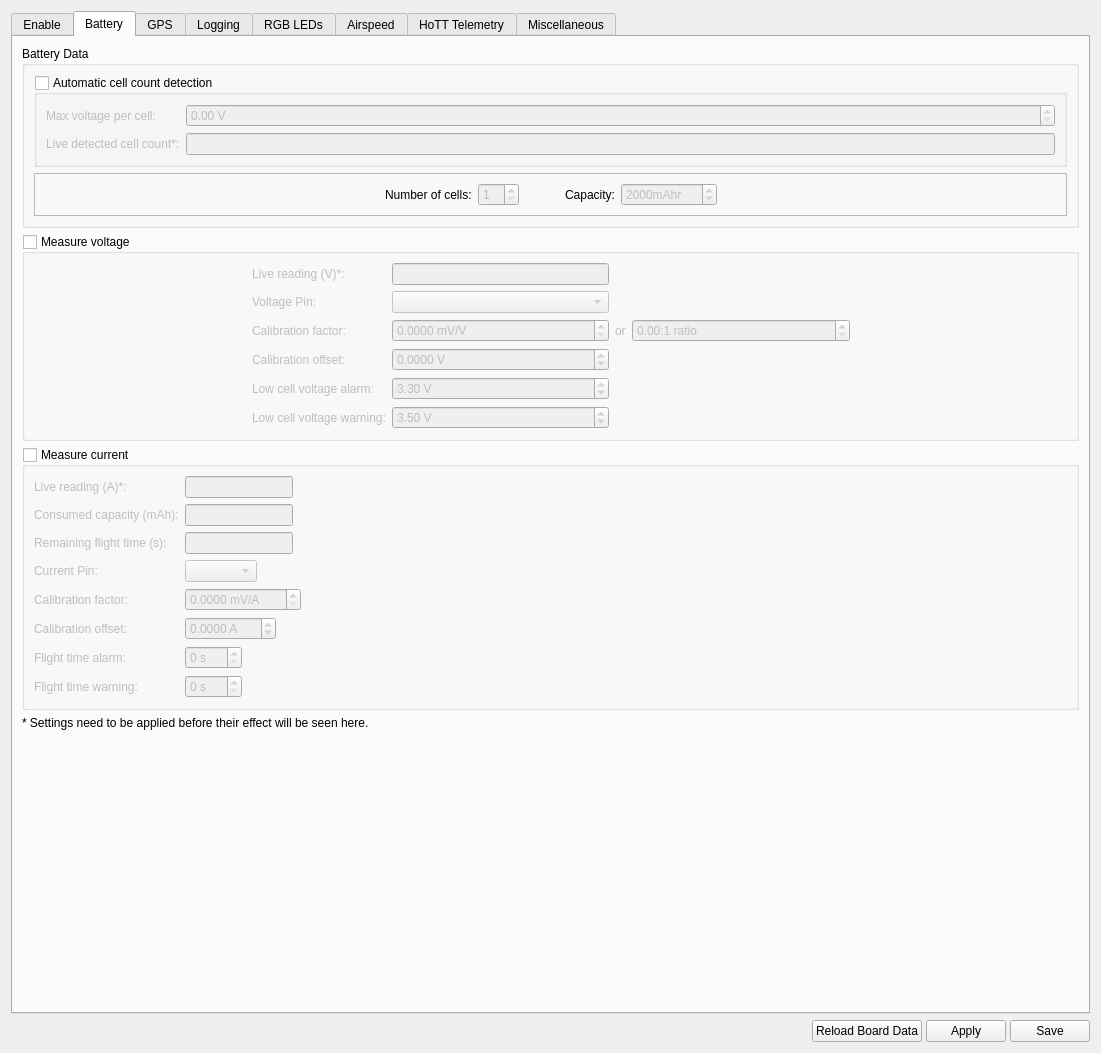
The window that ground/gcs/src/plugins/config/modules.ui (d-ronin/dRonin) describes before a commit, drawn with Qt 5.
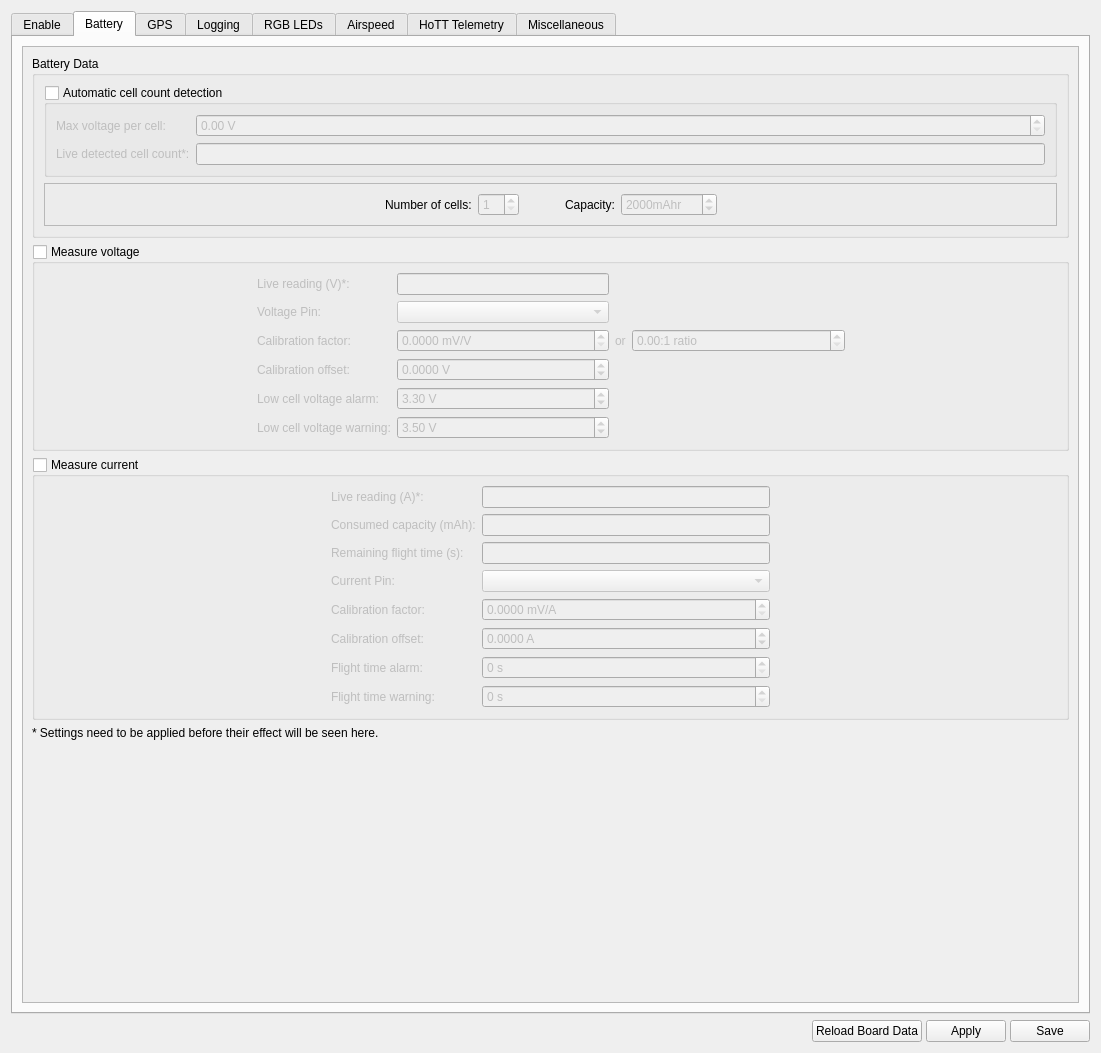
The same window after the commit. The open tabs and pages were chosen to show the change. Icons and pictures are not drawn. Custom widgets are drawn as their Qt base class.

Commit message: GCS:Config: Add scroll areas around tabs to avoid squeezing

```diff
--- a/ground/gcs/src/plugins/config/modules.ui
+++ b/ground/gcs/src/plugins/config/modules.ui
@@ -448,6 +448,24 @@
       </attribute>
       <layout class="QVBoxLayout" name="verticalLayout_7">
        <item>
+        <widget class="QScrollArea" name="scrollArea_2">
+         <property name="sizeAdjustPolicy">
+          <enum>QAbstractScrollArea::AdjustToContents</enum>
+         </property>
+         <property name="widgetResizable">
+          <bool>true</bool>
+         </property>
+         <widget class="QWidget" name="scrollAreaWidgetContents_2">
+          <property name="geometry">
+           <rect>
+            <x>0</x>
+            <y>0</y>
+            <width>1059</width>
+            <height>889</height>
+           </rect>
+          </property>
+          <layout class="QVBoxLayout" name="verticalLayout_14">
+           <item>
         <widget class="QGroupBox" name="gbBatteryData">
          <property name="title">
           <string>Battery Data</string>
@@ -882,18 +900,15 @@
          <property name="checked">
           <bool>false</bool>
          </property>
-         <layout class="QFormLayout" name="formLayout_2">
-          <property name="fieldGrowthPolicy">
-           <enum>QFormLayout::FieldsStayAtSizeHint</enum>
-          </property>
-          <item row="0" column="0">
+             <layout class="QGridLayout" name="gridLayout_4">
+              <item row="0" column="1">
            <widget class="QLabel" name="label_9">
             <property name="text">
              <string>Live reading (A)*:</string>
             </property>
            </widget>
           </item>
-          <item row="0" column="1">
+              <item row="0" column="2">
            <widget class="QLineEdit" name="le_liveCurrentReading">
             <property name="readOnly">
              <bool>true</bool>
@@ -906,38 +921,24 @@
             </property>
            </widget>
           </item>
-          <item row="1" column="0">
-           <widget class="QLabel" name="label_36">
+              <item row="7" column="1">
+               <widget class="QLabel" name="label_35">
             <property name="text">
-             <string>Consumed capacity (mAh):</string>
+                 <string>Flight time warning:</string>
             </property>
            </widget>
           </item>
-          <item row="1" column="1">
-           <widget class="QLineEdit" name="le_liveConsumedEnergy">
-            <property name="readOnly">
-             <bool>true</bool>
-            </property>
-            <property name="objrelation" stdset="0">
-             <stringlist>
-              <string>objname:FlightBatteryState</string>
-              <string>fieldname:ConsumedEnergy</string>
-             </stringlist>
-            </property>
-           </widget>
-          </item>
-          <item row="2" column="0">
-           <widget class="QLabel" name="label_37">
-            <property name="text">
-             <string>Remaining flight time (s):</string>
-            </property>
-           </widget>
-          </item>
-          <item row="2" column="1">
-           <widget class="QLineEdit" name="le_liveEstimatedFlightTime">
-            <property name="readOnly">
-             <bool>true</bool>
-            </property>
+              <item row="7" column="2">
+               <widget class="QSpinBox" name="sb_flightTimeWarning">
+                <property name="toolTip">
+                 <string>&lt;html&gt;&lt;head/&gt;&lt;body&gt;&lt;p&gt;Issue a warning when the remaining flight time (calculated based on battery capacity and current consumed) is below this threshold. Set to 0s to disable.&lt;/p&gt;&lt;/body&gt;&lt;/html&gt;</string>
+                </property>
+                <property name="suffix">
+                 <string> s</string>
+                </property>
+                <property name="maximum">
+                 <number>255</number>
+                </property>
             <property name="objrelation" stdset="0">
              <stringlist>
               <string>objname:FlightBatteryState</string>
@@ -946,14 +947,14 @@
             </property>
            </widget>
           </item>
-          <item row="4" column="0">
+              <item row="3" column="1">
            <widget class="QLabel" name="label_24">
             <property name="text">
              <string>Current Pin:</string>
             </property>
            </widget>
           </item>
-          <item row="4" column="1">
+              <item row="3" column="2">
            <widget class="QComboBox" name="cbCurrentPin">
             <property name="toolTip">
              <string>&lt;html&gt;&lt;head/&gt;&lt;body&gt;&lt;p&gt;Select an ADC pin to measure the current. Pins not available with the current board configuration are labeled &amp;quot;Disabled&amp;quot;. These pins may be enabled by settings on the &amp;quot;Hardware&amp;quot; tab. Pins labeled &amp;quot;N/A&amp;quot; are not available due to the board hardware design.&lt;/p&gt;&lt;/body&gt;&lt;/html&gt;</string>
@@ -966,7 +967,7 @@
             </property>
            </widget>
           </item>
-          <item row="5" column="0">
+              <item row="4" column="1">
            <widget class="QLabel" name="label_8">
             <property name="text">
              <string>Calibration factor:</string>
@@ -974,36 +975,13 @@
            </widget>
           </item>
           <item row="5" column="1">
-           <widget class="QDoubleSpinBox" name="sb_currentFactor">
-            <property name="suffix">
-             <string> mV/A</string>
-            </property>
-            <property name="decimals">
-             <number>4</number>
-            </property>
-            <property name="maximum">
-             <double>1000.000000000000000</double>
-            </property>
-            <property name="singleStep">
-             <double>0.000010000000000</double>
-            </property>
-            <property name="objrelation" stdset="0">
-             <stringlist>
-              <string>objname:FlightBatterySettings</string>
-              <string>fieldname:SensorCalibrationFactor</string>
-              <string>element:Current</string>
-             </stringlist>
-            </property>
-           </widget>
-          </item>
-          <item row="6" column="0">
            <widget class="QLabel" name="label_32">
             <property name="text">
              <string>Calibration offset:</string>
             </property>
            </widget>
           </item>
-          <item row="6" column="1">
+              <item row="5" column="2">
            <widget class="QDoubleSpinBox" name="sb_currentOffSet">
             <property name="suffix">
              <string> A</string>
@@ -1029,14 +1007,14 @@
             </property>
            </widget>
           </item>
-          <item row="7" column="0">
+              <item row="6" column="1">
            <widget class="QLabel" name="label_33">
             <property name="text">
              <string>Flight time alarm:</string>
             </property>
            </widget>
           </item>
-          <item row="7" column="1">
+              <item row="6" column="2">
            <widget class="QSpinBox" name="sb_flightTimeAlarm">
             <property name="toolTip">
              <string>&lt;html&gt;&lt;head/&gt;&lt;body&gt;&lt;p&gt;Raise an alarm when the remaining flight time (calculated based on battery capacity and current consumed) is below this threshold. Set to 0s to disable.&lt;/p&gt;&lt;/body&gt;&lt;/html&gt;</string>
@@ -1056,23 +1034,59 @@
             </property>
            </widget>
           </item>
-          <item row="8" column="0">
-           <widget class="QLabel" name="label_35">
+              <item row="2" column="0">
+               <spacer name="horizontalSpacer_3">
+                <property name="orientation">
+                 <enum>Qt::Horizontal</enum>
+                </property>
+                <property name="sizeHint" stdset="0">
+                 <size>
+                  <width>40</width>
+                  <height>20</height>
+                 </size>
+                </property>
+               </spacer>
+              </item>
+              <item row="1" column="1">
+               <widget class="QLabel" name="label_36">
             <property name="text">
-             <string>Flight time warning:</string>
+                 <string>Consumed capacity (mAh):</string>
             </property>
            </widget>
           </item>
-          <item row="8" column="1">
-           <widget class="QSpinBox" name="sb_flightTimeWarning">
-            <property name="toolTip">
-             <string>&lt;html&gt;&lt;head/&gt;&lt;body&gt;&lt;p&gt;Issue a warning when the remaining flight time (calculated based on battery capacity and current consumed) is below this threshold. Set to 0s to disable.&lt;/p&gt;&lt;/body&gt;&lt;/html&gt;</string>
-            </property>
+              <item row="1" column="2">
+               <widget class="QLineEdit" name="le_liveConsumedEnergy">
+                <property name="readOnly">
+                 <bool>true</bool>
+                </property>
+                <property name="objrelation" stdset="0">
+                 <stringlist>
+                  <string>objname:FlightBatteryState</string>
+                  <string>fieldname:ConsumedEnergy</string>
+                 </stringlist>
+                </property>
+               </widget>
+              </item>
+              <item row="2" column="1">
+               <widget class="QLabel" name="label_37">
+                <property name="text">
+                 <string>Remaining flight time (s):</string>
+                </property>
+               </widget>
+              </item>
+              <item row="4" column="2">
+               <widget class="QDoubleSpinBox" name="sb_currentFactor">
             <property name="suffix">
-             <string> s</string>
+                 <string> mV/A</string>
+                </property>
+                <property name="decimals">
+                 <number>4</number>
             </property>
             <property name="maximum">
-             <number>255</number>
+                 <double>1000.000000000000000</double>
+                </property>
+                <property name="singleStep">
+                 <double>0.000010000000000</double>
             </property>
             <property name="objrelation" stdset="0">
              <stringlist>
@@ -1083,6 +1097,32 @@
             </property>
            </widget>
           </item>
+              <item row="2" column="2">
+               <widget class="QLineEdit" name="le_liveEstimatedFlightTime">
+                <property name="readOnly">
+                 <bool>true</bool>
+                </property>
+                <property name="objrelation" stdset="0">
+                 <stringlist>
+                  <string>objname:FlightBatteryState</string>
+                  <string>fieldname:EstimatedFlightTime</string>
+                 </stringlist>
+                </property>
+               </widget>
+              </item>
+              <item row="2" column="3">
+               <spacer name="horizontalSpacer_25">
+                <property name="orientation">
+                 <enum>Qt::Horizontal</enum>
+                </property>
+                <property name="sizeHint" stdset="0">
+                 <size>
+                  <width>40</width>
+                  <height>20</height>
+                 </size>
+                </property>
+               </spacer>
+              </item>
          </layout>
         </widget>
        </item>
@@ -1108,6 +1148,10 @@
        </item>
       </layout>
      </widget>
+        </widget>
+       </item>
+      </layout>
+     </widget>
      <widget class="QWidget" name="tabGPS">
       <attribute name="title">
        <string>GPS</string>
```
Left out of the diff: 164 changed lines with no effect on the pictures. Lines whose indentation alone changed are shown as unchanged. The commit also changes 1 other file.
